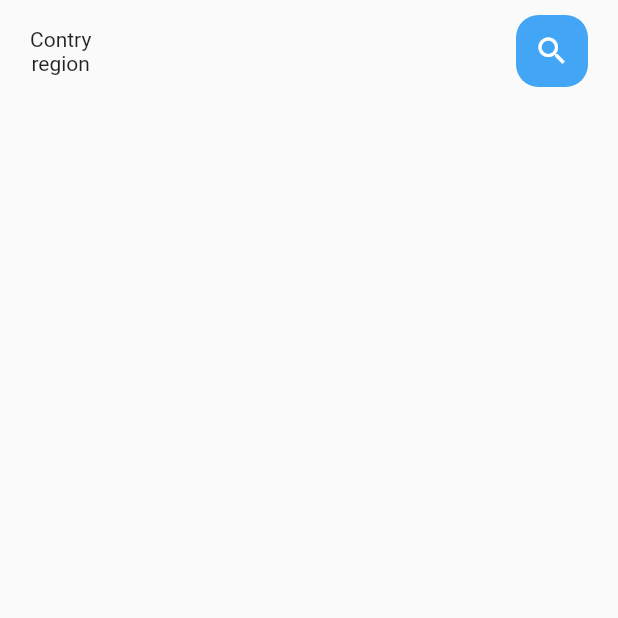
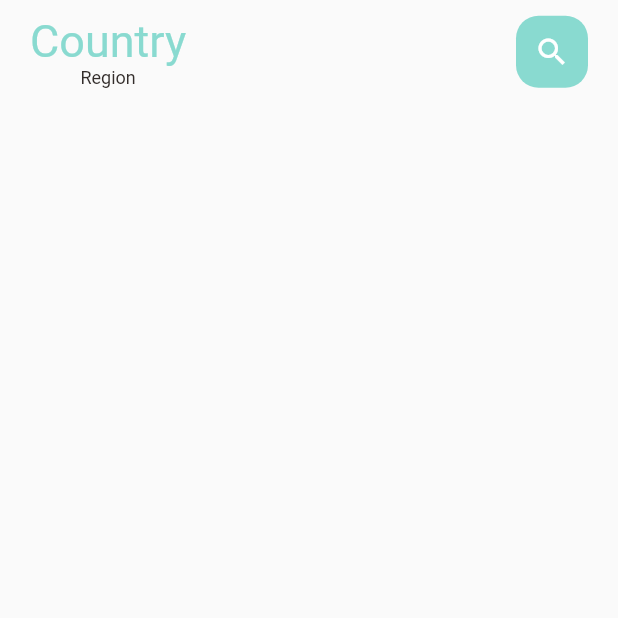
Before and after one commit to dvnduy1402/UNIFY, a Flutter app: the screen it shows after launch, on a phone screen of 412 x 824 dp, the top half of it. Run offline on Flutter 3.47's test engine with Material 2 defaults, Android fonts, the light colour scheme and no system bars.

Commit message:
change homepage

```diff
--- a/food_app_demo/lib/home/home_page.dart
+++ b/food_app_demo/lib/home/home_page.dart
@@ -1,4 +1,7 @@
 import 'package:flutter/material.dart';
+import 'package:food_app_demo/untils/colors.dart';
+import 'package:food_app_demo/widgets/big_text.dart';
+import 'package:food_app_demo/widgets/small_text.dart';
 
 class HomePage extends StatefulWidget {
   const HomePage({Key? key}) : super(key: key);
@@ -11,6 +14,7 @@ class _HomePageState extends State<HomePage> {
   @override
   Widget build(BuildContext context) {
     return MaterialApp(
+      debugShowCheckedModeBanner: false,
       title: 'Home Page',
       home: Scaffold(
         body: SafeArea(
@@ -22,13 +26,21 @@ class _HomePageState extends State<HomePage> {
                 Row(
                   mainAxisAlignment: MainAxisAlignment.spaceBetween,
                   children: [
-                    Column(
-                      children: const [Text('Contry'), Text('region')],
-                    ),
+                    Column(children: [
+                      BigText(
+                        text: 'Country',
+                        color: AppColors.mainColor,
+                        size: 30,
+                      ),
+                      SmaillText(
+                        text: 'Region',
+                        color: AppColors.mainBlackColor,
+                      ),
+                    ]),
                     Container(
                       decoration: BoxDecoration(
-                        borderRadius: BorderRadius.all(Radius.circular(15)),
-                        color: Colors.blue[400],
+                        borderRadius: const BorderRadius.all( Radius.circular(15)),
+                        color: AppColors.mainColor,
                       ),
                       child: IconButton(
                         icon: const Icon(Icons.search, color: Colors.white),
--- a/food_app_demo/lib/widgets/big_text.dart
+++ b/food_app_demo/lib/widgets/big_text.dart
@@ -19,6 +19,7 @@ class BigText extends StatelessWidget {
   Widget build(BuildContext context) {
     return Text(
       text,
+      maxLines: 1,
       overflow: overflow,
       style: TextStyle(
         color: color,
```
Also changed, not shown: food_app_demo/pubspec.lock.
